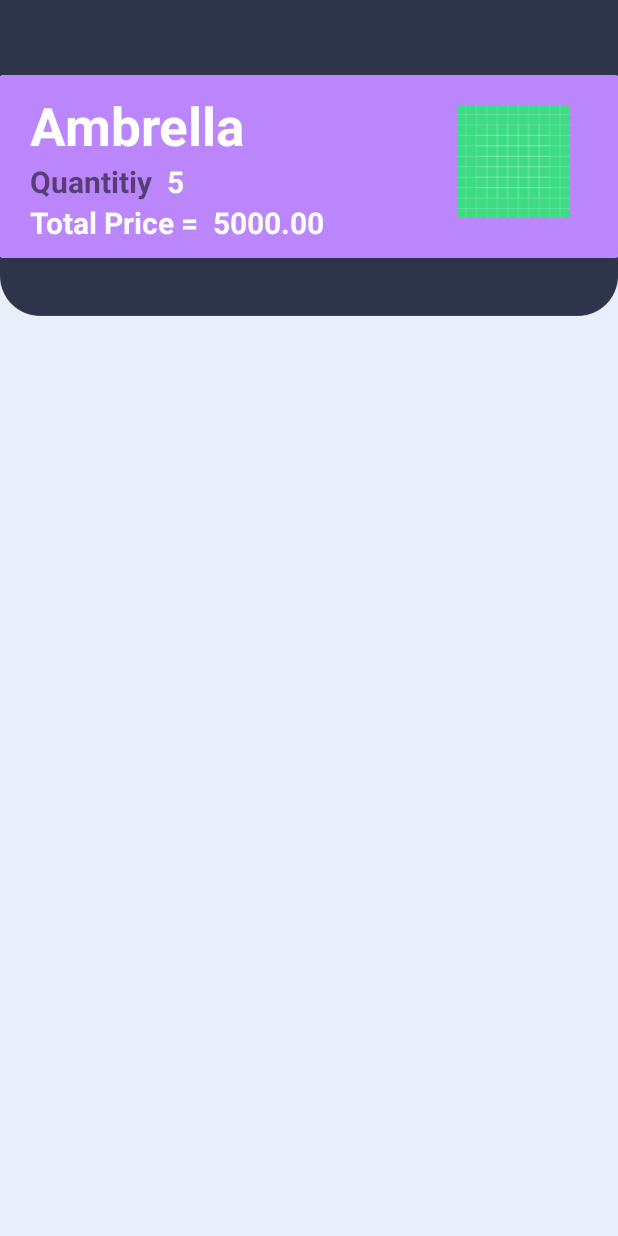
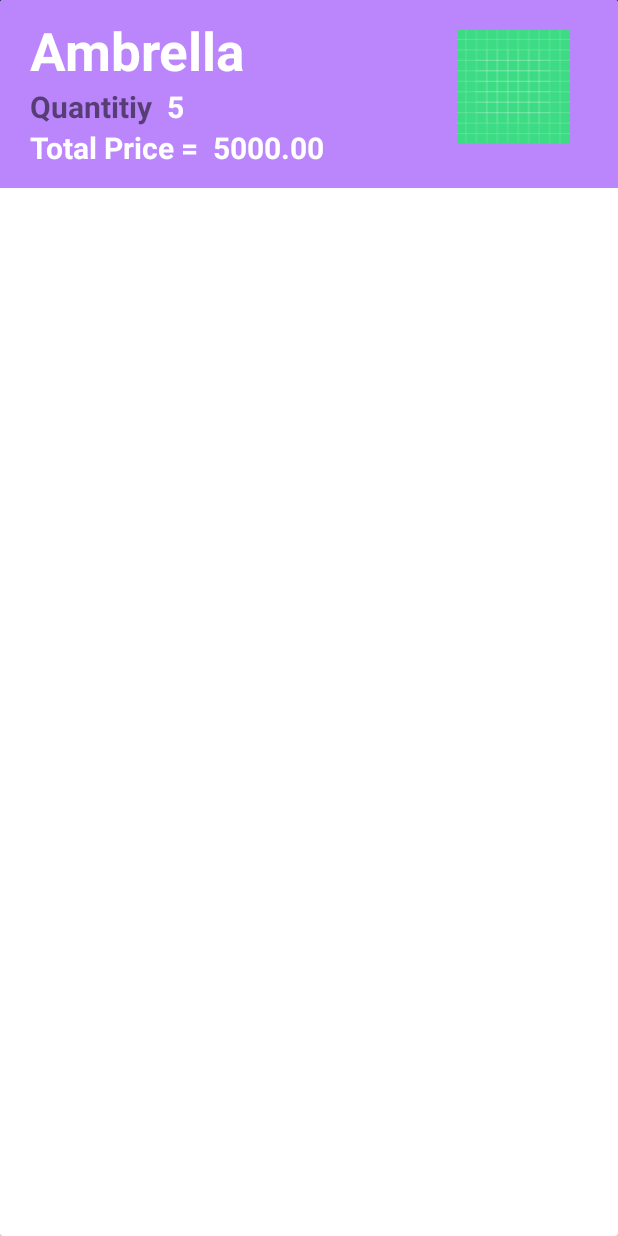
Before and after one commit to pLe98/SESATHA-Android, an Android app: the layout activity_order_view.xml on its own in the app's theme, with its tools: preview values and no code run, on a phone screen of 412 x 824 dp. Run offline under Robolectric (Android 15) with nearby library versions, the phone set to English and light mode, and no system bars.

Commit message:
Order View Function created

```diff
--- a/app/src/main/AndroidManifest.xml
+++ b/app/src/main/AndroidManifest.xml
@@ -15,7 +15,8 @@
         android:roundIcon="@mipmap/ic_launcher_round"
         android:supportsRtl="true"
         android:theme="@style/Theme.SESATHA_MADAndroid">
-        <activity android:name=".OrderView"></activity>
+        <activity android:name=".RecycleListView"></activity>
+        <activity android:name=".OrderView" />
         <activity
             android:name=".MyItemEditActivity"
             android:screenOrientation="portrait" />
--- a/app/src/main/res/layout/activity_order_view.xml
+++ b/app/src/main/res/layout/activity_order_view.xml
@@ -6,41 +6,12 @@
     android:layout_height="match_parent"
     android:background="@drawable/bg30"
     android:id="@+id/drawerLayout"
-    tools:context=".DemoActivity" >
+    tools:context=".OrderView" >
     <!-- change  tools:context=".DemoActivity"  -->
 
 
-    <LinearLayout
-        android:layout_width="match_parent"
-        android:layout_height="wrap_content"
-        android:orientation="vertical">
+            <!-- code starts here -->
 
-        <com.google.android.material.appbar.AppBarLayout
-            android:layout_width="match_parent"
-            android:layout_height="wrap_content"
-            app:elevation="0dp">
-
-            <androidx.appcompat.widget.Toolbar
-                android:id="@+id/mytoolbar"
-                android:layout_width="match_parent"
-                android:layout_height="50dp"
-                android:background="@color/bgdark"
-                android:minHeight="?attr/actionBarSize"
-                android:theme="?attr/actionBarTheme"
-                app:elevation="0dp"/>
-
-        </com.google.android.material.appbar.AppBarLayout>
-
-
-        <androidx.constraintlayout.widget.ConstraintLayout
-            android:layout_width="match_parent"
-            android:layout_height="match_parent">
-
-            <!-- code starts here -->
-            <LinearLayout
-                android:layout_width="match_parent"
-                android:layout_height="wrap_content"
-                tools:ignore="MissingConstraints">
 
                 <androidx.cardview.widget.CardView
                     android:layout_width="match_parent"
@@ -49,7 +20,7 @@
 
                     <RelativeLayout
                         android:layout_width="match_parent"
-                        android:layout_height="match_parent"
+                        android:layout_height="125dp"
                         android:background="@color/purple_200"
                         android:padding="10dp">
 
@@ -78,6 +49,7 @@
 
                             />
                         <TextView
+                            android:id="@+id/quantity1"
                             android:layout_width="wrap_content"
                             android:layout_height="wrap_content"
                             android:layout_below="@id/product"
@@ -101,16 +73,18 @@
                             android:textColor="@color/white"
 
                             />
+
                         <TextView
-                            android:layout_width="wrap_content"
+                            android:id="@+id/price"
+                            android:layout_width="match_parent"
                             android:layout_height="wrap_content"
-                            android:layout_toRightOf="@id/totPrice"
                             android:layout_below="@id/quantity"
                             android:layout_marginLeft="10dp"
+                            android:layout_toRightOf="@id/totPrice"
+                            android:text="5000.00"
+                            android:textColor="@color/white"
                             android:textSize="20dp"
                             android:textStyle="bold"
-                            android:text="5000.00"
-                            android:textColor="@color/white"
 
                             />
                         <ImageView
@@ -118,7 +92,7 @@
                             android:layout_height="75dp"
                             android:src="@drawable/ic_launcher_background"
                             android:layout_alignParentRight="true"
-                            android:lay="@id/quantity"
+                            android:id="@+id/iamge"
                             android:layout_margin="10dp"
                             />
 
@@ -126,26 +100,12 @@
 
                 </androidx.cardview.widget.CardView>
 
-            </LinearLayout>
+
 
 
             <!-- code ends here -->
 
 
-        </androidx.constraintlayout.widget.ConstraintLayout>
 
 
-    </LinearLayout>
-
-
-    <com.google.android.material.navigation.NavigationView
-        android:layout_width="wrap_content"
-        android:layout_height="match_parent"
-        app:menu="@menu/side_navigation_menu"
-        android:layout_gravity="start"
-        app:headerLayout="@layout/sidenavi_header"
-        >
-
-    </com.google.android.material.navigation.NavigationView>
-
 </androidx.drawerlayout.widget.DrawerLayout>
```
Also changed, not shown: app/src/main/java/com/requests/sesatha_mad_android/MainActivity.java (+14 -6 lines), app/src/main/java/com/requests/sesatha_mad_android/RecycleListView.java (renamed from app/src/main/java/com/requests/sesatha_mad_android/RecycleList.java, +13 -5 lines), app/src/main/java/com/requests/sesatha_mad_android/adapters/OrderViewAdapter.java (+6 -6 lines), app/src/main/java/com/requests/sesatha_mad_android/models/OrderDetails.java (+109 -12 lines), app/src/main/res/layout/activity_main.xml (+23 -5 lines), app/src/main/res/layout/activity_recycle_list_view.xml (renamed from app/src/main/res/layout/recyclecview.xml), 1 other file.
